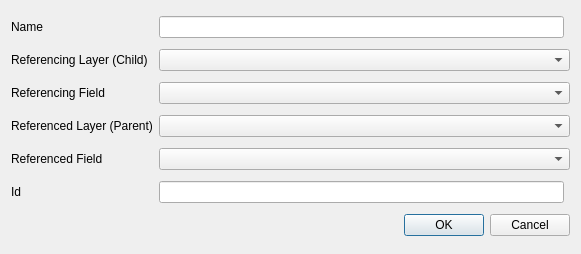
First picture: the form in src/ui/qgsrelationadddlgbase.ui, repository qgis/QGIS, before the edit.
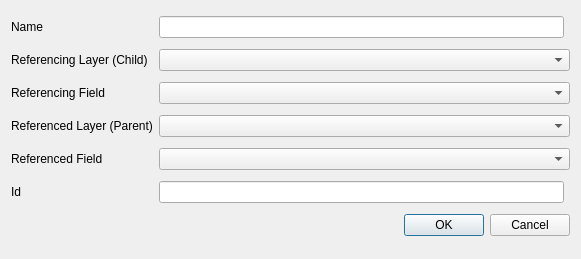
Second picture: the form after the edit.

Commit message: add some missing dialog titles

```diff
--- a/src/ui/qgsrelationadddlgbase.ui
+++ b/src/ui/qgsrelationadddlgbase.ui
@@ -7,7 +7,7 @@
     <x>0</x>
     <y>0</y>
     <width>581</width>
-    <height>254</height>
+    <height>259</height>
    </rect>
   </property>
   <property name="windowTitle">
```
Left out of the diff: 5 changed lines with no effect on the pictures. The commit also changes 3 other files.
